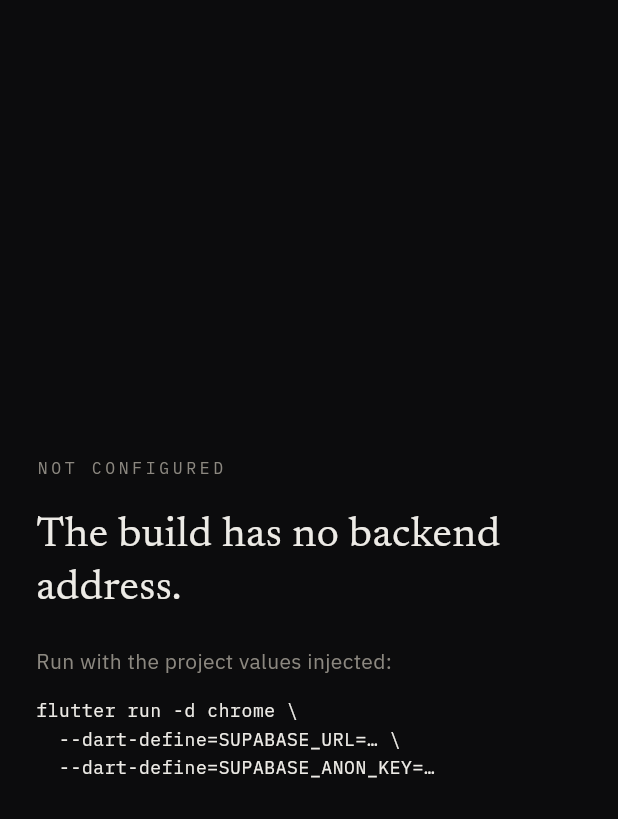
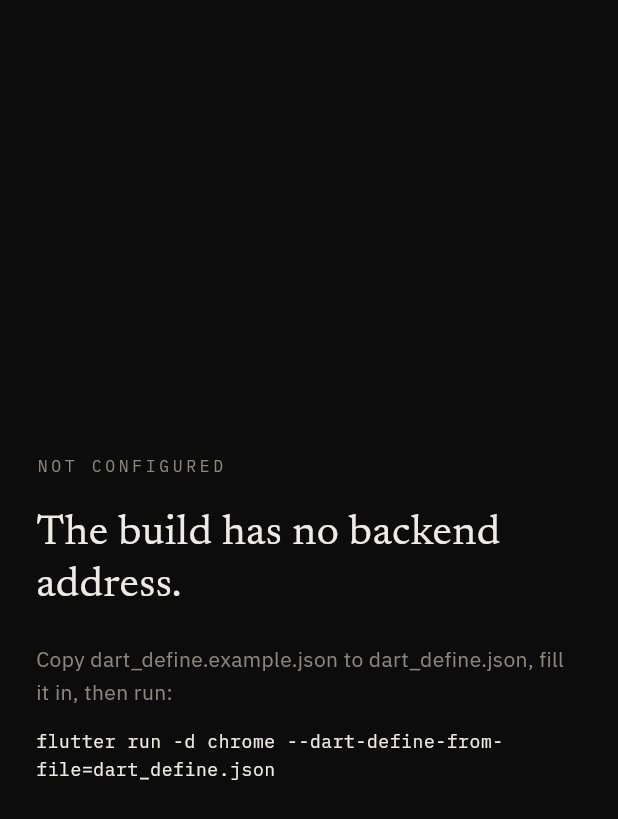
Before and after one commit to ether-exe/owniverse, a Flutter app: the screen it shows after launch, on a phone screen of 412 x 824 dp. Shown: the top 819 px of the screen. Run offline on Flutter 3.47's test engine with Material 3 defaults, Android fonts, the light colour scheme and no system bars; our stand-ins replace flutter_riverpod, go_router, google_fonts, supabase_flutter; accounts and stored records are empty.

Commit message:
chore(dev): run from a file instead of two flags
`flutter run -d chrome --dart-define-from-file=dart_define.json` is now the
whole command.

- dart_define.example.json is committed with placeholders; the real
  dart_define.json is gitignored and also excluded locally.
- The unconfigured screen now shows the one-line command that fixes it,
  and the text is selectable so the command can be copied.

```diff
--- /dev/null
+++ b/dart_define.example.json
@@ -0,0 +1,4 @@
+{
+  "SUPABASE_URL": "https://<project-ref>.supabase.co",
+  "SUPABASE_ANON_KEY": "<publishable key — safe in a browser bundle>"
+}
--- a/lib/ui/unconfigured_app.dart
+++ b/lib/ui/unconfigured_app.dart
@@ -29,14 +29,13 @@
             ),
             const SizedBox(height: 20),
             Text(
-              'Run with the project values injected:',
+              'Copy dart_define.example.json to dart_define.json, fill it in, '
+              'then run:',
               style: AppType.sans(size: 14, color: Palette.muted),
             ),
             const SizedBox(height: 12),
-            Text(
-              'flutter run -d chrome \\\n'
-              '  --dart-define=SUPABASE_URL=… \\\n'
-              '  --dart-define=SUPABASE_ANON_KEY=…',
+            SelectableText(
+              'flutter run -d chrome --dart-define-from-file=dart_define.json',
               style: AppType.mono(size: 12, color: Palette.ink),
             ),
           ],
```
Also changed, not shown: 3 other files.
